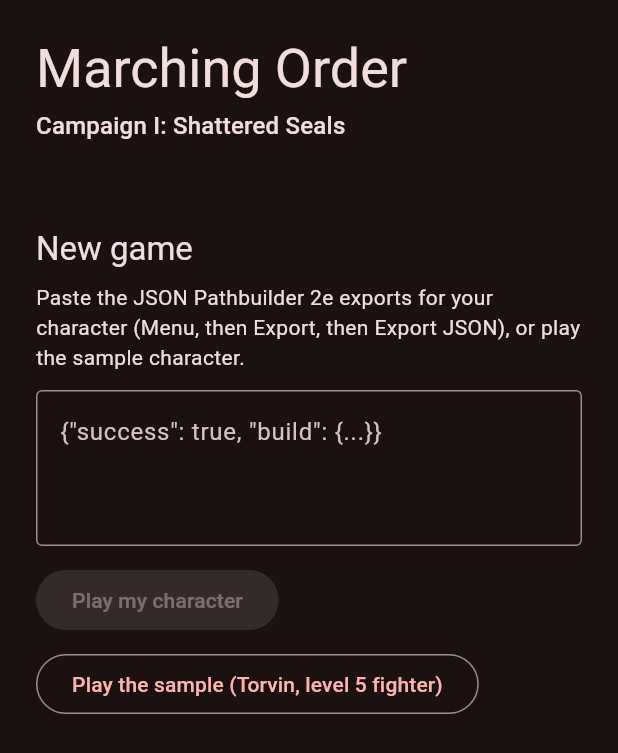
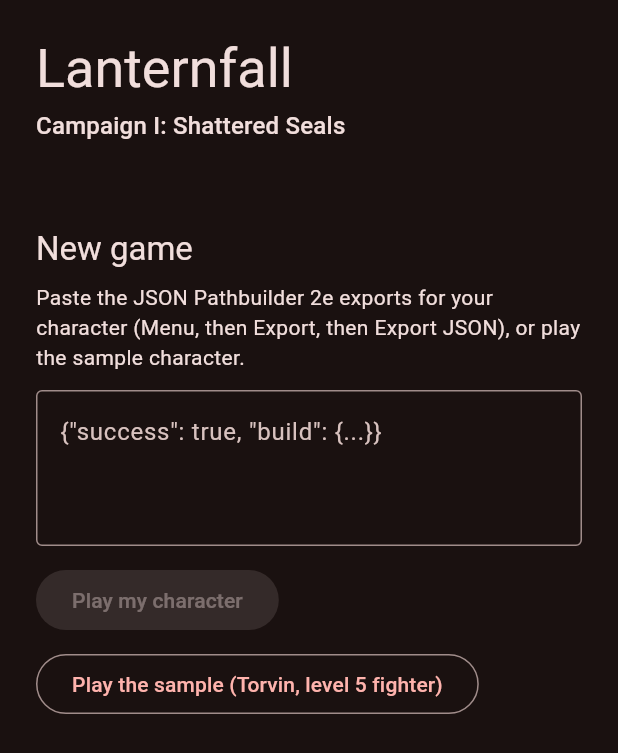
Before and after one commit to DMG-Workshop/Game, a Flutter app: the screen it shows after launch, on a phone screen of 412 x 824 dp. Shown: the top 753 px of the screen. Run offline on Flutter 3.47's test engine with Material 3 defaults, Android fonts, the phone set to English and light mode, and no system bars; our stand-ins replace shared_preferences.

Commit message:
Rename the game to Lanternfall
Every place a player sees the name: the title screen, the browser tab
and home-screen name, the Android and iOS app names, the terminal
banner, the READMEs and the credit line in NOTICE.md.

The code folder and Dart package stay marching_order, and so do the
save key (so existing saves still load) and the Android application ID
(so it is still the same app).

Co-Authored-By: Claude Opus 5.5 <noreply@anthropic.com>
Claude-Session: https://claude.ai/code/session_01AjYVq79BYnyGdD7Fx9f7ja

```diff
--- a/apps/marching_order/lib/game_controller.dart
+++ b/apps/marching_order/lib/game_controller.dart
@@ -46,7 +46,7 @@ class GameController extends ChangeNotifier {
     _console = GameConsole(session, _LogSink(_append), _ask, width: 100000);
     _append(
       '${'=' * 40}\n'
-      'MARCHING ORDER\n${session.campaign.title}\n'
+      'LANTERNFALL\n${session.campaign.title}\n'
       '${'=' * 40}\n',
     );
     if (!resumed) {
--- a/apps/marching_order/lib/main.dart
+++ b/apps/marching_order/lib/main.dart
@@ -11,7 +11,7 @@ class MarchingOrderApp extends StatelessWidget {
 
   @override
   Widget build(BuildContext context) => MaterialApp(
-    title: 'Marching Order',
+    title: 'Lanternfall',
     debugShowCheckedModeBanner: false,
     theme: ThemeData(
       colorScheme: ColorScheme.fromSeed(
@@ -78,7 +78,7 @@ class _TitleScreenState extends State<TitleScreen> {
             child: ListView(
               padding: const EdgeInsets.all(24),
               children: [
-                Text('Marching Order', style: theme.textTheme.displaySmall),
+                Text('Lanternfall', style: theme.textTheme.displaySmall),
                 const SizedBox(height: 4),
                 Text(
                   'Campaign I: Shattered Seals',
--- a/apps/marching_order/pubspec.yaml
+++ b/apps/marching_order/pubspec.yaml
@@ -1,5 +1,5 @@
 name: marching_order
-description: "Marching Order: a text-first Pathfinder 2e RPG for phones, tablets and the browser."
+description: "Lanternfall: a text-first Pathfinder 2e RPG for phones, tablets and the browser."
 publish_to: 'none'
 version: 0.1.0+1
 
--- a/packages/game_core/bin/walk.dart
+++ b/packages/game_core/bin/walk.dart
@@ -153,7 +153,7 @@ Future<void> main(List<String> args) async {
 
   stdout
     ..writeln('=' * 70)
-    ..writeln('MARCHING ORDER — ${campaign.title}')
+    ..writeln('LANTERNFALL — ${campaign.title}')
     ..writeln(saved == null
         ? '${campaign.world.metadata.name} · seed $seed'
         : '${campaign.world.metadata.name} · resumed from $resumePath')
```
Also changed, not shown: 8 other files.
